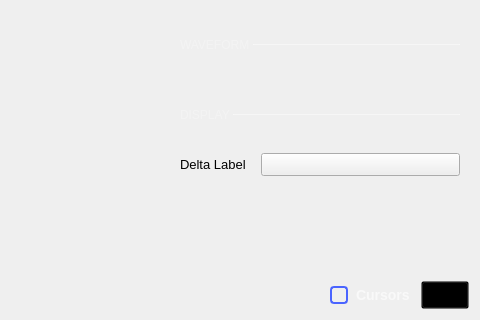
First picture: the form in ui/network_analyzer.ui, repository analogdevicesinc/scopy, before the edit; both pictures show x 708 to 1188 and y 334 to 654 of the 1188 by 654 pixel window.
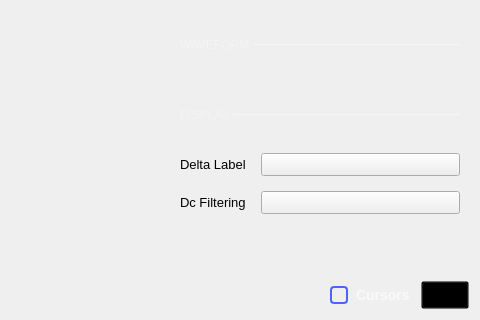
Second picture: the form after the edit. Icons and pictures are not drawn. Custom widgets are drawn as their Qt base class.

Commit message: NetworkAnalyzer: new costum block for dc filtering that is not hierarchical

```diff
--- a/ui/network_analyzer.ui
+++ b/ui/network_analyzer.ui
@@ -807,9 +807,9 @@
                     <property name="geometry">
                      <rect>
                       <x>0</x>
-                      <y>0</y>
+                      <y>-45</y>
                       <width>322</width>
-                      <height>574</height>
+                      <height>613</height>
                      </rect>
                     </property>
                     <layout class="QVBoxLayout" name="verticalLayout_11">
@@ -1420,6 +1420,35 @@
                          </property>
                         </widget>
                        </item>
+                       <item row="3" column="0">
+                        <widget class="QLabel" name="label_12">
+                         <property name="styleSheet">
+                          <string notr="true">font-size: 13px;</string>
+                         </property>
+                         <property name="text">
+                          <string>Dc Filtering</string>
+                         </property>
+                        </widget>
+                       </item>
+                       <item row="3" column="1">
+                        <widget class="adiscope::CustomSwitch" name="dcFilterBtn">
+                         <property name="text">
+                          <string/>
+                         </property>
+                         <property name="leftText" stdset="0">
+                          <string>On</string>
+                         </property>
+                         <property name="rightText" stdset="0">
+                          <string>Off</string>
+                         </property>
+                         <property name="duration_ms" stdset="0">
+                          <number>0</number>
+                         </property>
+                         <property name="polarity" stdset="0">
+                          <bool>false</bool>
+                         </property>
+                        </widget>
+                       </item>
                       </layout>
                      </item>
                      <item>
```
The commit also changes 3 other files.
